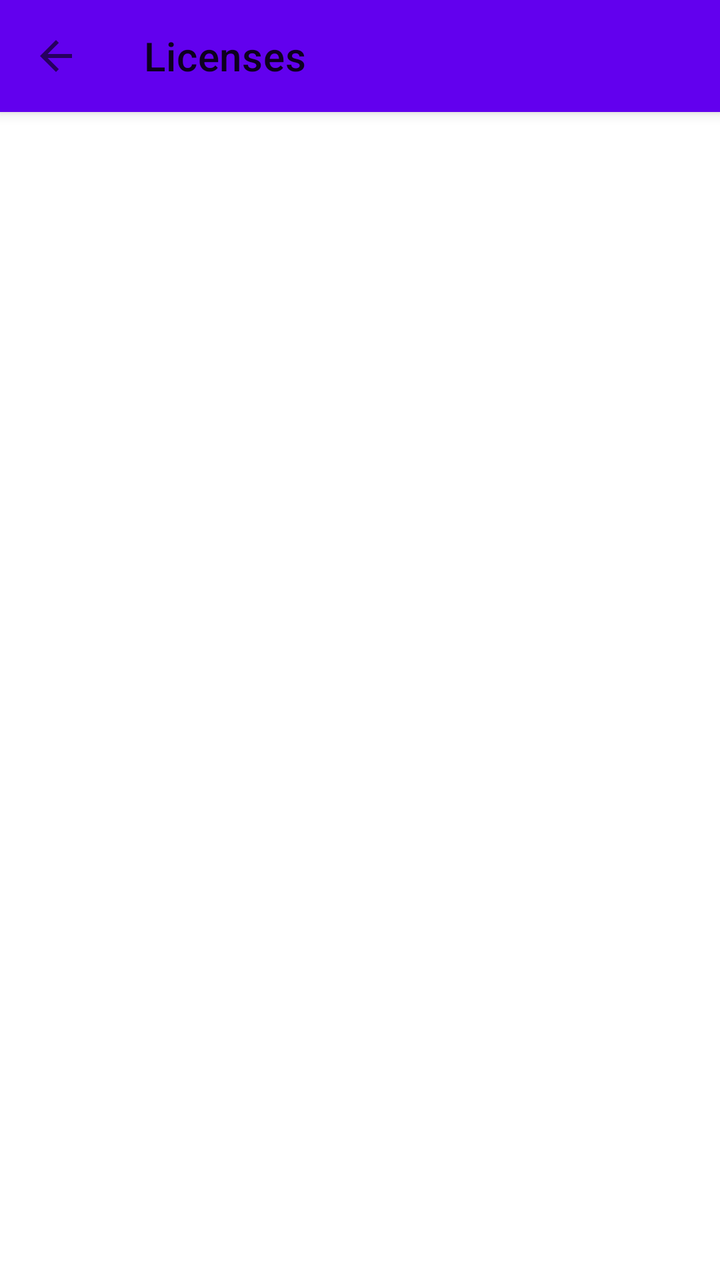
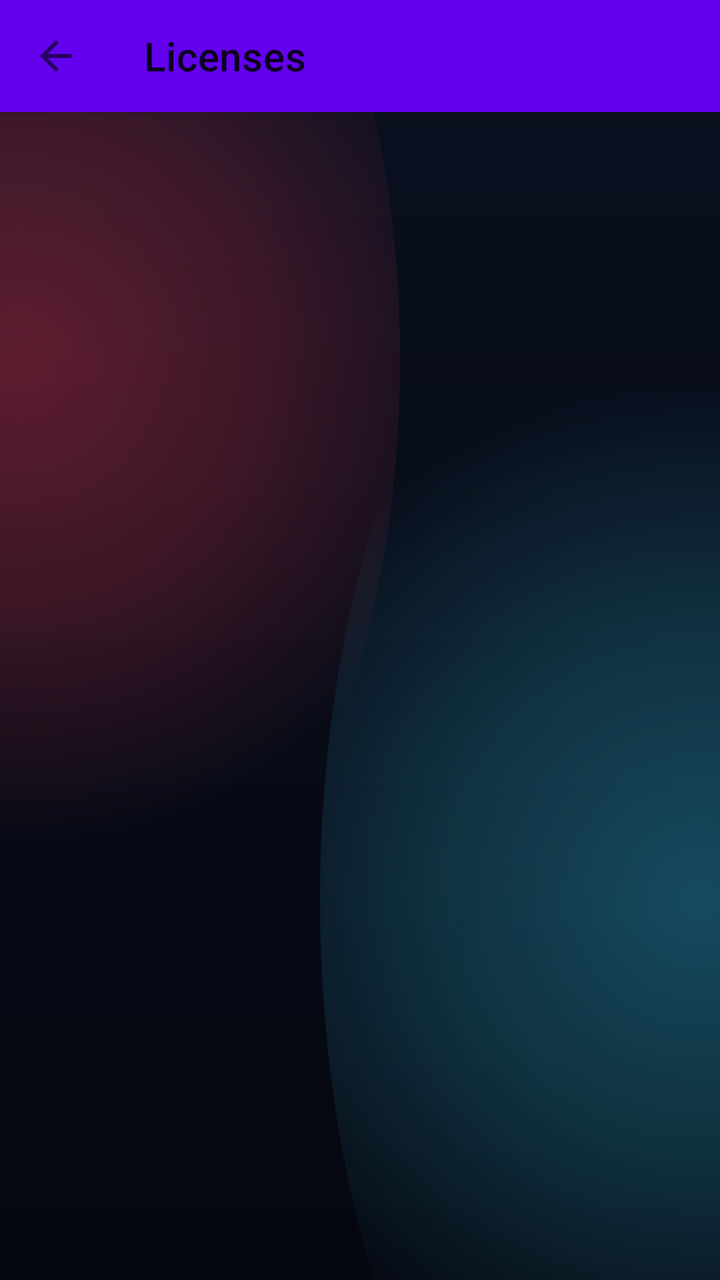

Two renders of the same Android screen: before a commit and after it. Below are the layout's source before the change and the commit's diff.
<!-- AndroidManifest.xml: fallback theme Theme.MaterialComponents.DayNight.NoActionBar -->
<!-- res/layout/fragment_licenses.xml -->
<?xml version="1.0" encoding="utf-8"?>
<androidx.coordinatorlayout.widget.CoordinatorLayout xmlns:android="http://schemas.android.com/apk/res/android"
    xmlns:app="http://schemas.android.com/apk/res-auto"
    android:id="@+id/coordinator_licenses"
    android:layout_width="match_parent"
    android:layout_height="match_parent"
    android:background="?attr/colorSurface">

    <com.google.android.material.appbar.AppBarLayout
        android:id="@+id/appbar_licenses"
        android:layout_width="match_parent"
        android:layout_height="wrap_content"
        android:fitsSystemWindows="true"
        android:touchscreenBlocksFocus="false">

        <com.google.android.material.appbar.MaterialToolbar
            android:id="@+id/toolbar_licenses"
            android:layout_width="match_parent"
            android:layout_height="?attr/actionBarSize"
            android:touchscreenBlocksFocus="false"
            app:title="@string/licenses"
            app:navigationIcon="@drawable/ic_back" />

    </com.google.android.material.appbar.AppBarLayout>

    <androidx.recyclerview.widget.RecyclerView
        android:id="@+id/list_licenses"
        android:layout_width="match_parent"
        android:layout_height="match_parent"
        app:layout_behavior="@string/appbar_scrolling_view_behavior" />

</androidx.coordinatorlayout.widget.CoordinatorLayout>
<!-- resources referenced by this layout -->
<resources>
  <!-- drawable ic_back (drawable) -->
  <vector xmlns:android="http://schemas.android.com/apk/res/android"
      android:width="24dp"
      android:height="24dp"
      android:autoMirrored="true"
      android:viewportWidth="24"
      android:viewportHeight="24">
      <path
          android:fillColor="?attr/colorControlNormal"
          android:pathData="M20,11H7.83l5.59,-5.59L12,4l-8,8 8,8 1.41,-1.41L7.83,13H20v-2z" />
  </vector>
  <string name="licenses">Licenses</string>
</resources>

<!-- the commit's change to res/layout/fragment_licenses.xml (unified diff, before → after) -->
@@ -4,7 +4,7 @@
     android:id="@+id/coordinator_licenses"
     android:layout_width="match_parent"
     android:layout_height="match_parent"
-    android:background="?attr/colorSurface">
+    android:background="@drawable/moonwitch_background">
 
     <com.google.android.material.appbar.AppBarLayout
         android:id="@+id/appbar_licenses"
<!-- resource entries referenced after the edit -->
@@ -11,6 +11,38 @@
           android:fillColor="?attr/colorControlNormal"
           android:pathData="M20,11H7.83l5.59,-5.59L12,4l-8,8 8,8 1.41,-1.41L7.83,13H20v-2z" />
   </vector>
+  <!-- drawable moonwitch_background (drawable) -->
+  <?xml version="1.0" encoding="utf-8"?>
+  <layer-list xmlns:android="http://schemas.android.com/apk/res/android">
+      <item>
+          <shape android:shape="rectangle">
+              <gradient
+                  android:angle="270"
+                  android:endColor="#05070F"
+                  android:startColor="#0A1020" />
+          </shape>
+      </item>
+      <item android:left="-180dp" android:right="160dp" android:top="-160dp" android:bottom="120dp">
+          <shape android:shape="oval">
+              <gradient
+                  android:centerColor="#35FF3B55"
+                  android:endColor="#00FF3B55"
+                  android:gradientRadius="240dp"
+                  android:startColor="#58FF3B55"
+                  android:type="radial" />
+          </shape>
+      </item>
+      <item android:left="160dp" android:right="-180dp" android:top="80dp" android:bottom="-180dp">
+          <shape android:shape="oval">
+              <gradient
+                  android:centerColor="#3035D8FF"
+                  android:endColor="#0035D8FF"
+                  android:gradientRadius="260dp"
+                  android:startColor="#5035D8FF"
+                  android:type="radial" />
+          </shape>
+      </item>
+  </layer-list>
   <string name="licenses">Licenses</string>
 </resources>
 
